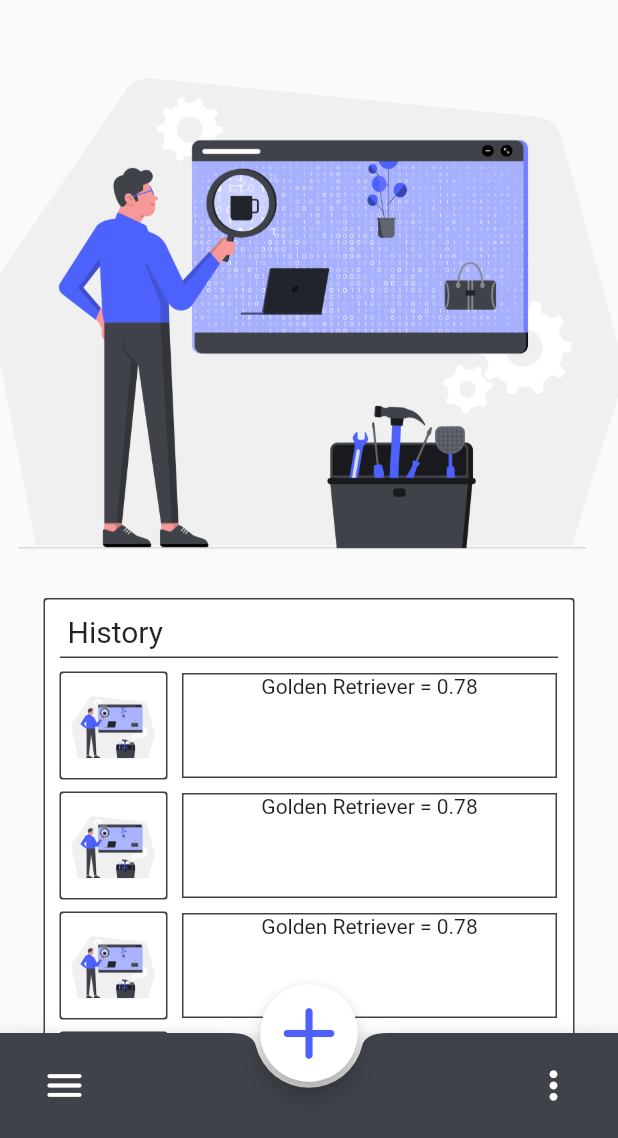
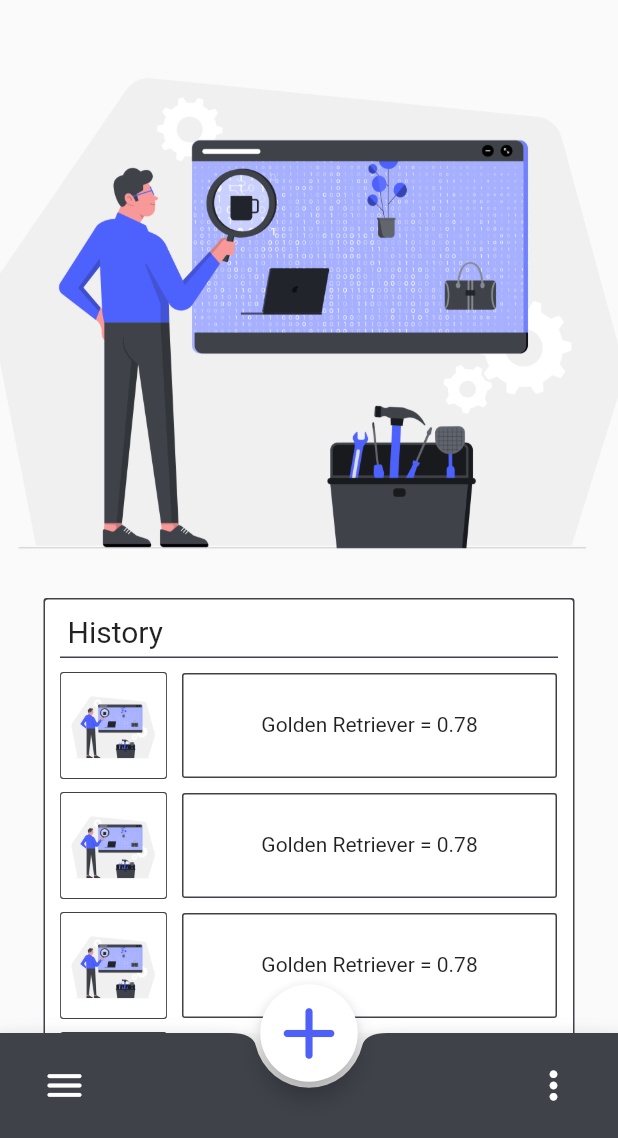
Before and after one commit to Parthvsquare/Image-Ai, a Flutter app: the screen it shows after launch, on a phone screen of 412 x 824 dp, the part 98-1236 px from its top. Run offline on Flutter 3.47's test engine with Material 2 defaults, Android fonts, the phone set to English and light mode, and no system bars; our stand-ins replace image_picker.

Commit message:
chhanges to history text

```diff
--- a/lib/historyPage/history.dart
+++ b/lib/historyPage/history.dart
@@ -24,3 +24,4 @@ class _HistoryState extends State<History> {
     );
   }
 }
+//this widget is used to create a box
--- a/lib/historyPage/historyItem.dart
+++ b/lib/historyPage/historyItem.dart
@@ -21,6 +21,7 @@ class _HistoryItemsState extends State<HistoryItems> {
             style: TextStyle(fontSize: 20),
           ),
         ),
+//----------------------------------This is used to create a line----------------------------------//
         Container(
           margin: EdgeInsets.only(left: 10, right: 10, bottom: 10),
           height: 1,
--- a/lib/historyPage/historyitemrow.dart
+++ b/lib/historyPage/historyitemrow.dart
@@ -15,7 +15,7 @@ class HistoryItemsRow extends StatelessWidget {
             borderRadius: BorderRadius.circular(2),
             color: Colors.white,
             boxShadow: [
-              BoxShadow(color: PrimaryColor, spreadRadius: 1),
+              BoxShadow(color: PrimaryColor, spreadRadius: 0.6),
             ],
             image: DecorationImage(
               image: AssetImage("assets/Object-detection.png"),
@@ -25,7 +25,9 @@ class HistoryItemsRow extends StatelessWidget {
         ),
         Container(
           //margin: EdgeInsets.only(top: 10, bottom: 10, left: 5, right: 10),
+          padding: EdgeInsets.only(top: 25),
           decoration: BoxDecoration(
+            borderRadius: BorderRadius.circular(2),
             border: Border.all(
               width: 1,
               color: PrimaryColor,
--- a/lib/main.dart
+++ b/lib/main.dart
@@ -2,8 +2,8 @@ import 'package:flutter/material.dart';
 import 'package:flutter/services.dart';
 import 'package:flutter/widgets.dart';
 import 'package:image_picker/image_picker.dart';
-import 'package:test1/galleryImage.dart';
 import 'dart:io';
+//----------------------------------file imports----------------------------------//
 import 'constant.dart';
 import './historyPage/history.dart';
 import 'topPart.dart';
```
